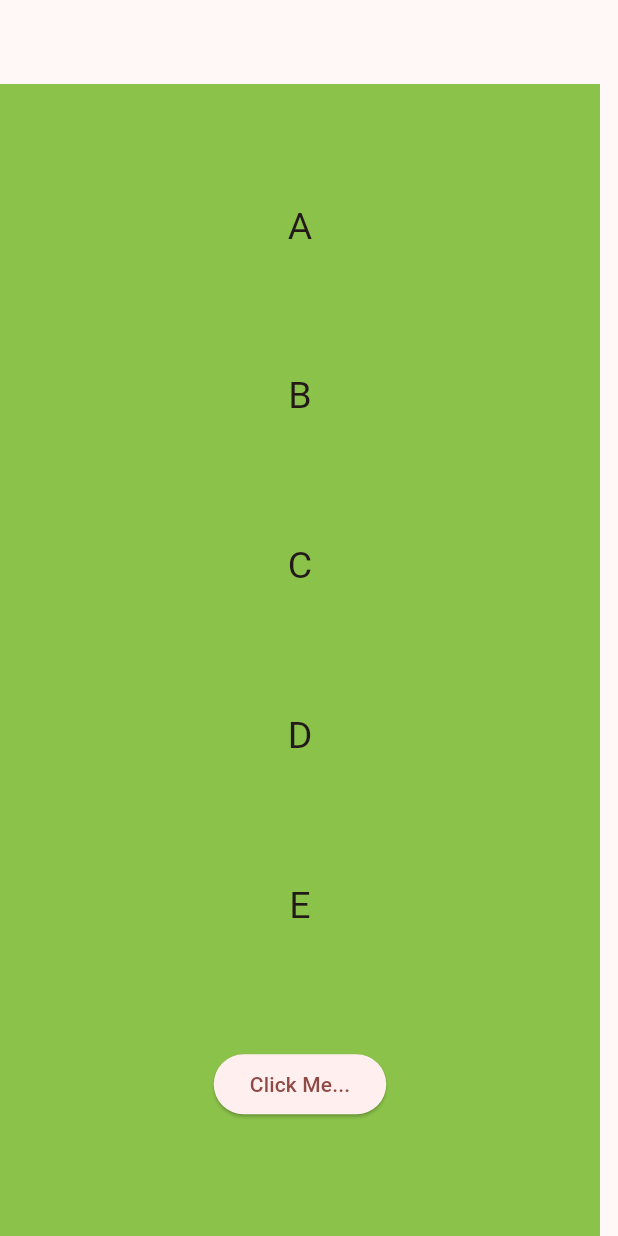
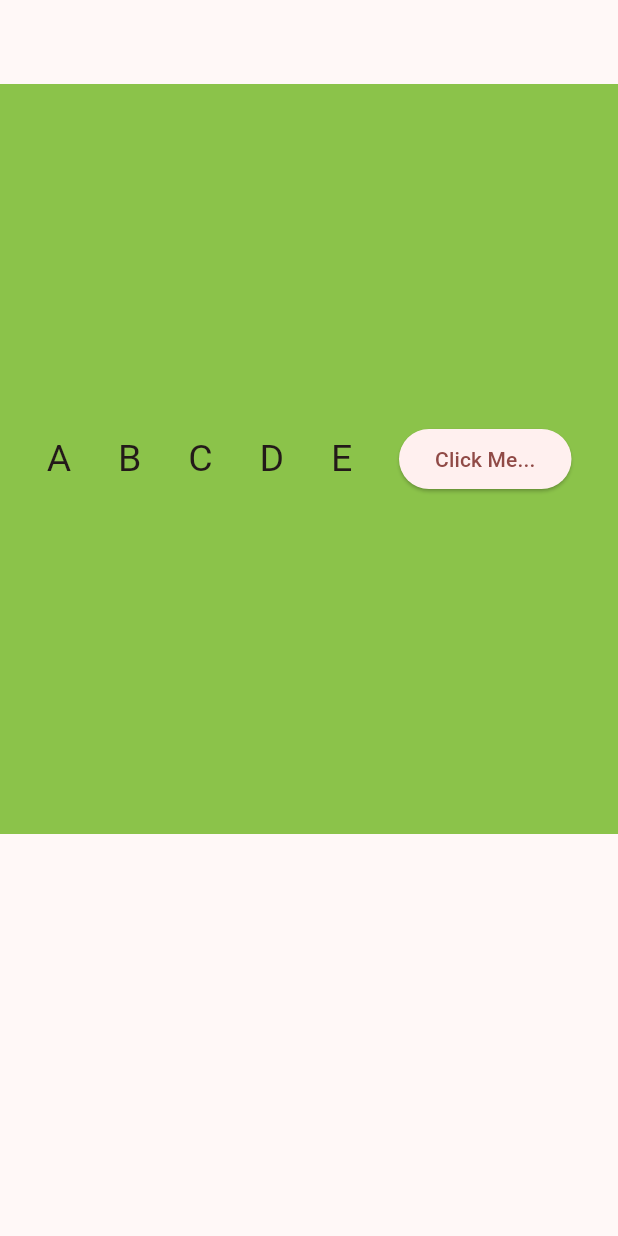
Before and after one commit to samirmangroliya/fluttersecondapp, a Flutter app: the screen it shows after launch, after a tap on "Click Me...", on a phone screen of 412 x 824 dp. Run offline on Flutter 3.47's test engine with Material 3 defaults, Android fonts, the phone set to English and light mode, and no system bars.

Commit message:
Raw in flutter

```diff
--- /dev/null
+++ b/lib/Row/RawExample.dart
@@ -0,0 +1,29 @@
+import 'package:flutter/material.dart';
+import 'package:fluttersecondapp/main.dart';
+
+class RawExample extends State<MyHomePage> {
+  @override
+  Widget build(BuildContext context) {
+    return Scaffold(
+      appBar: AppBar(),
+      body: Container(
+        height: 500,
+        color: Colors.lightGreen,
+        child: Row(
+          mainAxisAlignment: MainAxisAlignment.spaceEvenly,
+          crossAxisAlignment: CrossAxisAlignment.center,
+          children: [
+            Text("A", style: TextStyle(fontSize: 25)),
+            Text("B", style: TextStyle(fontSize: 25)),
+            Text("C", style: TextStyle(fontSize: 25)),
+            Text("D", style: TextStyle(fontSize: 25)),
+            Text("E", style: TextStyle(fontSize: 25)),
+            ElevatedButton(onPressed: (){
+
+            }, child: Text("Click Me..."))
+          ],
+        ),
+      ),
+    );
+  }
+}
--- a/lib/main.dart
+++ b/lib/main.dart
@@ -1,7 +1,5 @@
 import 'package:flutter/material.dart';
-import 'package:fluttersecondapp/image/ImageWidget.dart';
-
-import 'column/ColumnExample.dart';
+import 'package:fluttersecondapp/Row/RawExample.dart';
 
 
 void main() {
@@ -30,5 +28,5 @@ class MyHomePage extends StatefulWidget {
   final String title;
 
   @override
-  State<MyHomePage> createState() => ColumnExample();
+  State<MyHomePage> createState() => RawExample();
 }
```
